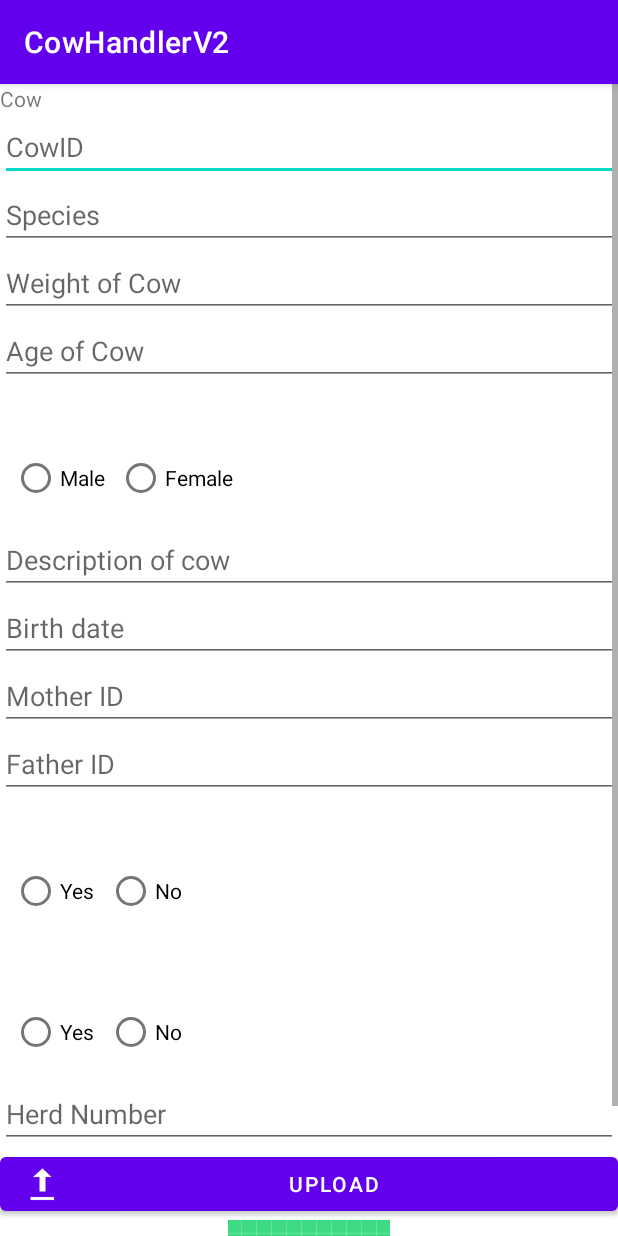
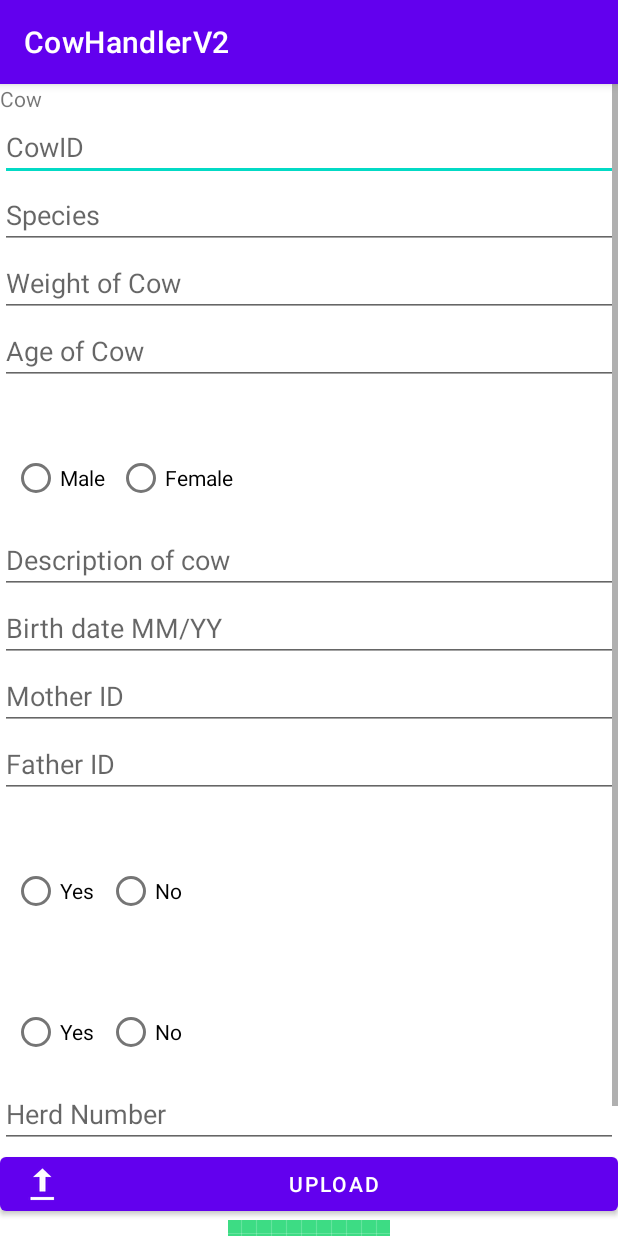
Before and after one commit to sboutros22/CowHandlerV2, an Android app: the CowEntry screen opened directly, with no data from a screen before it, on a phone screen of 412 x 824 dp. Run offline under Robolectric (Android 15) with nearby library versions, the phone set to English and light mode, and no system bars; our stand-ins replace Firebase (no records; nobody signed in at launch, a user with empty details on screens opened directly).

Commit message:
Inputs of Cow Entry page restricted via Layout.

```diff
--- a/app/src/main/res/layout/activity_cow_entry.xml
+++ b/app/src/main/res/layout/activity_cow_entry.xml
@@ -21,25 +21,29 @@
             android:layout_height="wrap_content"
             android:hint="CowID"
             android:id="@+id/cowId"
-            android:inputType="text"/>
+            android:inputType="text"
+            android:digits="0123456789qwertzuiopasdfghjklyxcvbnm" />
         <EditText
             android:layout_width="match_parent"
             android:layout_height="wrap_content"
             android:hint="Species"
             android:id="@+id/Species"
-            android:inputType="text"/>
+            android:inputType="text"
+            android:digits="qwertzuiopasdfghjklyxcvbnm"/>
         <EditText
             android:layout_width="match_parent"
             android:layout_height="wrap_content"
             android:hint="Weight of Cow"
             android:id="@+id/Weight"
-            android:inputType="text"/>
+            android:inputType="text"
+            android:digits="0123456789. qwertzuiopasdfghjklyxcvbnm"/>
         <EditText
             android:layout_width="match_parent"
             android:layout_height="wrap_content"
             android:hint="Age of Cow"
             android:id="@+id/Age"
-            android:inputType="text"/>
+            android:inputType="text"
+            android:digits="0123456789"/>
         <TextView
             android:layout_width="match_parent"
             android:layout_height="wrap_content"
@@ -70,25 +74,28 @@
             android:layout_height="wrap_content"
             android:hint="Description of cow"
             android:id="@+id/Descr"
-            android:inputType="text"/>
+            android:inputType="text"
+            android:digits="0123456789*, qwertzuiopasdfghjklyxcvbnm/"/>
         <EditText
             android:layout_width="match_parent"
             android:layout_height="wrap_content"
-            android:hint="Birth date"
+            android:hint="Birth date MM/YY"
             android:id="@+id/BirthDt"
-            android:inputType="text"/>
+            android:inputType="date"/>
         <EditText
             android:layout_width="match_parent"
             android:layout_height="wrap_content"
             android:hint="Mother ID"
             android:id="@+id/Mother"
-            android:inputType="text"/>
+            android:inputType="text"
+            android:digits="0123456789qwertzuiopasdfghjklyxcvbnm/"/>
         <EditText
             android:layout_width="match_parent"
             android:layout_height="wrap_content"
             android:hint="Father ID"
             android:id="@+id/Father"
-            android:inputType="text"/>
+            android:inputType="text"
+            android:digits="0123456789qwertzuiopasdfghjklyxcvbnm/"/>
         <TextView
             android:layout_width="match_parent"
             android:layout_height="wrap_content"
```
